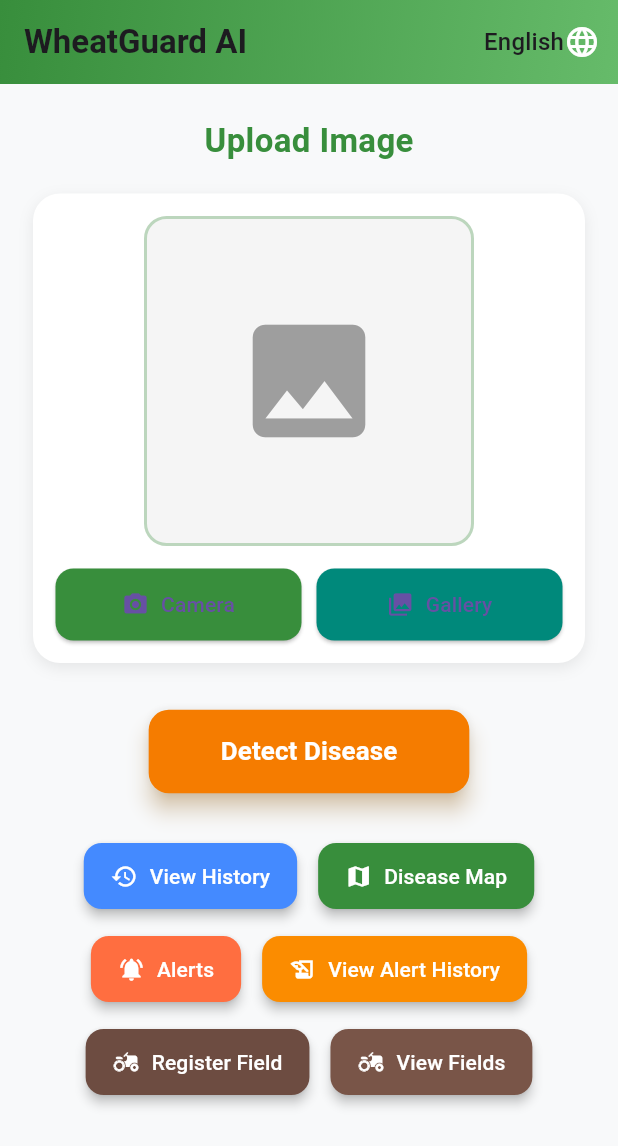
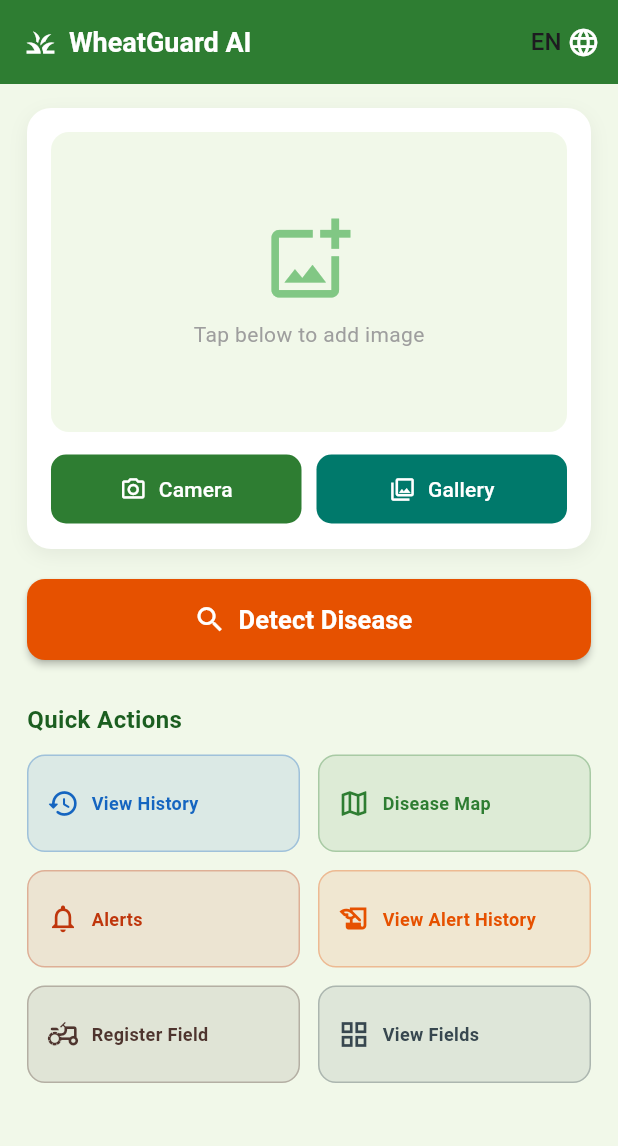
Before and after one commit to Prajwal1905/wheatguard-ai, a Flutter app: the screen it shows after launch, on a phone screen of 412 x 824 dp. Shown: the top 1146 px of the screen. Run offline on Flutter 3.47's test engine with Material 3 defaults, Android fonts, the phone set to English and light mode, and no system bars; our stand-ins replace connectivity_plus, device_info_plus, easy_localization, firebase_core, firebase_messaging, flutter_local_notifications and 14 more; missing offline and left inert: tflite_flutter; accounts and stored records are empty.

Commit message:
redesign home page UI with clean grid layout

```diff
--- a/frontend_mobile/wheat_disease_clean/lib/pages/home_page.dart
+++ b/frontend_mobile/wheat_disease_clean/lib/pages/home_page.dart
@@ -3,10 +3,12 @@ import 'package:flutter/material.dart';
 import 'package:easy_localization/easy_localization.dart';
 import 'package:image_picker/image_picker.dart';
 import 'package:hive/hive.dart';
+import 'package:geolocator/geolocator.dart';
+import 'package:intl/intl.dart';
+
 import '../services/api_service.dart';
 import 'result_page.dart';
 import 'history_page.dart';
-import 'package:geolocator/geolocator.dart';
 import 'map_page.dart';
 import 'alerts_page.dart';
 import 'alert_history_page.dart';
@@ -20,55 +22,40 @@ class HomePage extends StatefulWidget {
   State<HomePage> createState() => _HomePageState();
 }
 
-class _HomePageState extends State<HomePage>
-    with SingleTickerProviderStateMixin {
+class _HomePageState extends State<HomePage> {
   File? _selectedImage;
   bool _loading = false;
-  AnimationController? _pulseController;
+
+  static const _green = Color(0xFF2E7D32);
+  static const _orange = Color(0xFFE65100);
+  static const _bg = Color(0xFFF1F8E9);
 
   @override
   void initState() {
     super.initState();
-
-    _pulseController = AnimationController(
-      vsync: this,
-      duration: const Duration(seconds: 2),
-      lowerBound: 0.95,
-      upperBound: 1.05,
-    )..repeat(reverse: true);
-  }
-
-  @override
-  void dispose() {
-    _pulseController?.dispose();
-    super.dispose();
   }
 
   Future<void> _pickImage(ImageSource source) async {
     final picker = ImagePicker();
-    final pickedFile = await picker.pickImage(source: source, imageQuality: 85);
-
-    if (pickedFile != null) {
-      setState(() {
-        _selectedImage = File(pickedFile.path);
-      });
+    final picked = await picker.pickImage(
+      source: source,
+      imageQuality: 85,
+    );
+    if (picked != null) {
+      setState(() => _selectedImage = File(picked.path));
     }
   }
 
   Future<void> _detectDisease() async {
     if (_selectedImage == null) {
-      ScaffoldMessenger.of(
-        context,
-      ).showSnackBar(SnackBar(content: Text(tr('upload_image'))));
+      _showSnack(tr('upload_image'));
       return;
     }
 
     setState(() => _loading = true);
 
     try {
-      await Future.delayed(const Duration(milliseconds: 200));
       final langCode = context.locale.languageCode;
-
       final position = await Geolocator.getCurrentPosition(
         desiredAccuracy: LocationAccuracy.high,
       );
@@ -101,253 +88,295 @@ class _HomePageState extends State<HomePage>
         MaterialPageRoute(builder: (_) => ResultPage(result: result)),
       );
     } catch (e) {
-      ScaffoldMessenger.of(
-        context,
-      ).showSnackBar(SnackBar(content: Text("⚠️ Error: $e")));
+      _showSnack("Error: $e");
     } finally {
       setState(() => _loading = false);
     }
   }
 
+  void _showSnack(String msg) {
+    ScaffoldMessenger.of(context)
+        .showSnackBar(SnackBar(content: Text(msg)));
+  }
+
+  void _goto(Widget page) {
+    Navigator.push(context, MaterialPageRoute(builder: (_) => page));
+  }
+
   @override
   Widget build(BuildContext context) {
-    final themeColor = Colors.green.shade700;
-    final lightGreen = Colors.green.shade400;
-
     return Scaffold(
-      backgroundColor: const Color(0xFFF8F9FA),
-      appBar: AppBar(
-        automaticallyImplyLeading: false,
-        flexibleSpace: Container(
-          decoration: BoxDecoration(
-            gradient: LinearGradient(
-              colors: [themeColor, lightGreen],
-              begin: Alignment.topLeft,
-              end: Alignment.bottomRight,
+      backgroundColor: _bg,
+      appBar: _buildAppBar(),
+      body: SingleChildScrollView(
+        padding: const EdgeInsets.symmetric(horizontal: 18, vertical: 16),
+        child: Column(
+          crossAxisAlignment: CrossAxisAlignment.stretch,
+          children: [
+            _buildImageCard(),
+            const SizedBox(height: 20),
+            _buildDetectButton(),
+            const SizedBox(height: 28),
+            _buildSectionTitle("Quick Actions"),
+            const SizedBox(height: 12),
+            _buildActionsGrid(),
+          ],
         ),
       ),
+    );
+  }
+
+  AppBar _buildAppBar() {
+    return AppBar(
+      automaticallyImplyLeading: false,
+      backgroundColor: _green,
+      elevation: 0,
+      title: Row(
+        children: [
+          const Icon(Icons.grass, color: Colors.white, size: 22),
+          const SizedBox(width: 8),
+          Text(
+            tr('app_title'),
+            style: const TextStyle(
+              fontWeight: FontWeight.bold,
+              fontSize: 18,
+              color: Colors.white,
             ),
-        title: Text(
-          tr('app_title'),
-          style: const TextStyle(fontWeight: FontWeight.bold),
+          ),
+        ],
       ),
       actions: [
         Padding(
-            padding: const EdgeInsets.only(right: 12.0),
+          padding: const EdgeInsets.only(right: 12),
           child: DropdownButton<Locale>(
             value: context.locale,
             underline: const SizedBox(),
             dropdownColor: Colors.white,
-              icon: const Icon(Icons.language, color: Colors.white),
+            icon: const Icon(Icons.language, color: Colors.white, size: 22),
             items: const [
-                DropdownMenuItem(value: Locale('en'), child: Text('English')),
-                DropdownMenuItem(value: Locale('hi'), child: Text('हिन्दी')),
-                DropdownMenuItem(value: Locale('mr'), child: Text('मराठी')),
+              DropdownMenuItem(value: Locale('en'), child: Text('EN')),
+              DropdownMenuItem(value: Locale('hi'), child: Text('HI')),
+              DropdownMenuItem(value: Locale('mr'), child: Text('MR')),
             ],
-              onChanged: (locale) async {
-                await context.setLocale(locale!);
-              },
+            onChanged: (locale) => context.setLocale(locale!),
+          ),
+        ),
+      ],
+    );
+  }
+
+  Widget _buildImageCard() {
+    return Container(
+      decoration: BoxDecoration(
+        color: Colors.white,
+        borderRadius: BorderRadius.circular(16),
+        boxShadow: [
+          BoxShadow(
+            color: Colors.black.withOpacity(0.06),
+            blurRadius: 10,
+            offset: const Offset(0, 4),
+          ),
+        ],
+      ),
+      padding: const EdgeInsets.all(16),
+      child: Column(
+        children: [
+          ClipRRect(
+            borderRadius: BorderRadius.circular(12),
+            child: _selectedImage != null
+                ? Image.file(
+                    _selectedImage!,
+                    height: 200,
+                    width: double.infinity,
+                    fit: BoxFit.cover,
+                  )
+                : Container(
+                    height: 200,
+                    width: double.infinity,
+                    color: const Color(0xFFF1F8E9),
+                    child: Column(
+                      mainAxisAlignment: MainAxisAlignment.center,
+                      children: [
+                        Icon(
+                          Icons.add_photo_alternate_outlined,
+                          size: 60,
+                          color: Colors.green.shade300,
+                        ),
+                        const SizedBox(height: 10),
+                        Text(
+                          "Tap below to add image",
+                          style: TextStyle(
+                            color: Colors.grey.shade500,
+                            fontSize: 14,
                           ),
                         ),
                       ],
                     ),
-      body: SingleChildScrollView(
-        padding: const EdgeInsets.all(22),
-        child: Column(
-          crossAxisAlignment: CrossAxisAlignment.center,
-          children: [
-            Text(
-              tr('upload_image'),
-              style: TextStyle(
-                fontSize: 22,
-                fontWeight: FontWeight.bold,
-                color: themeColor,
                   ),
           ),
-            const SizedBox(height: 20),
-
-            Container(
-              decoration: BoxDecoration(
-                color: Colors.white,
-                borderRadius: BorderRadius.circular(18),
-                boxShadow: [
-                  BoxShadow(
-                    color: Colors.black.withOpacity(0.08),
-                    blurRadius: 8,
-                    offset: const Offset(0, 3),
-                  ),
-                ],
-              ),
-              padding: const EdgeInsets.all(15),
-              child: Column(
-                children: [
-                  Container(
-                    height: 220,
-                    width: 220,
-                    decoration: BoxDecoration(
-                      color: Colors.grey[100],
-                      borderRadius: BorderRadius.circular(15),
-                      border: Border.all(
-                        color: themeColor.withOpacity(0.3),
-                        width: 2,
-                      ),
-                    ),
-                    child: _selectedImage != null
-                        ? ClipRRect(
-                            borderRadius: BorderRadius.circular(15),
-                            child: Image.file(
-                              _selectedImage!,
-                              fit: BoxFit.cover,
-                            ),
-                          )
-                        : const Icon(
-                            Icons.image,
-                            size: 100,
-                            color: Colors.grey,
-                          ),
-                  ),
-                  const SizedBox(height: 15),
+          const SizedBox(height: 14),
           Row(
             children: [
               Expanded(
-                        child: ElevatedButton.icon(
-                          onPressed: () => _pickImage(ImageSource.camera),
-                          icon: const Icon(Icons.camera_alt),
-                          label: Text(tr('capture')),
-                          style: ElevatedButton.styleFrom(
-                            backgroundColor: themeColor,
-                            shape: RoundedRectangleBorder(
-                              borderRadius: BorderRadius.circular(12),
-                            ),
-                            padding: const EdgeInsets.symmetric(vertical: 14),
-                          ),
+                child: _imageButton(
+                  icon: Icons.camera_alt_outlined,
+                  label: tr('capture'),
+                  color: _green,
+                  onTap: () => _pickImage(ImageSource.camera),
                 ),
               ),
               const SizedBox(width: 10),
               Expanded(
-                        child: ElevatedButton.icon(
-                          onPressed: () => _pickImage(ImageSource.gallery),
-                          icon: const Icon(Icons.photo_library),
-                          label: Text(tr('gallery')),
-                          style: ElevatedButton.styleFrom(
-                            backgroundColor: Colors.teal.shade600,
-                            shape: RoundedRectangleBorder(
-                              borderRadius: BorderRadius.circular(12),
-                            ),
-                            padding: const EdgeInsets.symmetric(vertical: 14),
-                          ),
+                child: _imageButton(
+                  icon: Icons.photo_library_outlined,
+                  label: tr('gallery'),
+                  color: const Color(0xFF00796B),
+                  onTap: () => _pickImage(ImageSource.gallery),
                 ),
               ),
             ],
           ),
         ],
       ),
+    );
+  }
+
+  Widget _imageButton({
+    required IconData icon,
+    required String label,
+    required Color color,
+    required VoidCallback onTap,
+  }) {
+    return ElevatedButton.icon(
+      onPressed: onTap,
+      icon: Icon(icon, size: 18),
+      label: Text(label, style: const TextStyle(fontSize: 14)),
+      style: ElevatedButton.styleFrom(
+        backgroundColor: color,
+        foregroundColor: Colors.white,
+        padding: const EdgeInsets.symmetric(vertical: 13),
+        shape: RoundedRectangleBorder(
+          borderRadius: BorderRadius.circular(10),
         ),
+        elevation: 0,
+      ),
+    );
+  }
 
-            const SizedBox(height: 30),
-
-            ScaleTransition(
-              scale: _pulseController ?? const AlwaysStoppedAnimation(1.0),
-
-              child: ElevatedButton(
+  Widget _buildDetectButton() {
+    return SizedBox(
+      width: double.infinity,
+      height: 54,
+      child: ElevatedButton.icon(
         onPressed: _loading ? null : _detectDisease,
-                style: ElevatedButton.styleFrom(
-                  backgroundColor: Colors.orange.shade700,
-                  shape: RoundedRectangleBorder(
-                    borderRadius: BorderRadius.circular(14),
+        icon: _loading
+            ? const SizedBox(
+                width: 20,
+                height: 20,
+                child: CircularProgressIndicator(
+                  color: Colors.white,
+                  strokeWidth: 2,
                 ),
-                  padding: const EdgeInsets.symmetric(
-                    horizontal: 50,
-                    vertical: 16,
-                  ),
-                  elevation: 6,
-                  shadowColor: Colors.orange.shade200,
-                ),
-                child: _loading
-                    ? const CircularProgressIndicator(color: Colors.white)
-                    : Text(
-                        tr('detect_btn'),
+              )
+            : const Icon(Icons.search, size: 22),
+        label: Text(
+          _loading ? "Analyzing..." : tr('detect_btn'),
           style: const TextStyle(
-                          fontSize: 18,
+            fontSize: 17,
             fontWeight: FontWeight.bold,
-                          color: Colors.white,
           ),
         ),
+        style: ElevatedButton.styleFrom(
+          backgroundColor: _orange,
+          foregroundColor: Colors.white,
+          shape: RoundedRectangleBorder(
+            borderRadius: BorderRadius.circular(12),
+          ),
+          elevation: 2,
         ),
       ),
+    );
+  }
 
-            const SizedBox(height: 30),
+  Widget _buildSectionTitle(String title) {
+    return Text(
+      title,
+      style: const TextStyle(
+        fontSize: 16,
+        fontWeight: FontWeight.bold,
+        color: Color(0xFF1B5E20),
+      ),
+    );
+  }
 
-            Wrap(
-              spacing: 14,
-              runSpacing: 14,
-              alignment: WrapAlignment.center,
+  Widget _buildActionsGrid() {
+    final actions = [
+      _ActionItem(Icons.history_rounded, tr('view_history'),
+          const Color(0xFF1565C0), const HistoryPage()),
+      _ActionItem(Icons.map_outlined, tr('disease_map'),
+          const Color(0xFF2E7D32), const MapPage()),
+      _ActionItem(Icons.notifications_outlined, tr('alerts'),
+          const Color(0xFFBF360C), const AlertsPage()),
+      _ActionItem(Icons.history_edu_outlined, tr('view_alert_history'),
+          const Color(0xFFE65100), const AlertHistoryPage()),
+      _ActionItem(Icons.agriculture_outlined, tr('register_field_btn'),
+          const Color(0xFF4E342E), const FieldRegisterPage()),
+      _ActionItem(Icons.grid_view_outlined, tr('view_fields_btn'),
+          const Color(0xFF37474F), const FieldListPage()),
+    ];
+
+    return GridView.count(
+      crossAxisCount: 2,
+      crossAxisSpacing: 12,
+      mainAxisSpacing: 12,
+      shrinkWrap: true,
+      physics: const NeverScrollableScrollPhysics(),
+      childAspectRatio: 2.8,
+      children: actions.map((a) => _buildGridButton(a)).toList(),
+    );
+  }
+
+  Widget _buildGridButton(_ActionItem item) {
+    return InkWell(
+      onTap: () => _goto(item.page),
+      borderRadius: BorderRadius.circular(12),
+      child: Container(
+        decoration: BoxDecoration(
+          color: item.color.withOpacity(0.1),
+          borderRadius: BorderRadius.circular(12),
+          border: Border.all(
+            color: item.color.withOpacity(0.3),
+            width: 1,
+          ),
+        ),
+        padding: const EdgeInsets.symmetric(horizontal: 12, vertical: 10),
+        child: Row(
           children: [
-                _buildActionButton(
-                  Icons.history,
-                  tr('view_history'),
-                  Colors.blueAccent,
-                  const HistoryPage(),
+            Icon(item.icon, color: item.color, size: 22),
+            const SizedBox(width: 8),
+            Expanded(
+              child: Text(
+                item.label,
+                style: TextStyle(
+                  color: item.color,
+                  fontSize: 12,
+                  fontWeight: FontWeight.w600,
                 ),
-                _buildActionButton(
-                  Icons.map,
-                  tr('disease_map'),
-                  Colors.green.shade700,
-                  const MapPage(),
+                maxLines: 2,
+                overflow: TextOverflow.ellipsis,
               ),
-                _buildActionButton(
-                  Icons.notifications_active,
-                  tr('alerts'),
-                  Colors.deepOrangeAccent,
-                  const AlertsPage(),
-                ),
-                _buildActionButton(
-                  Icons.history_edu,
-                  tr('view_alert_history'),
-                  Colors.orange.shade600,
-                  const AlertHistoryPage(),
-                ),
-                _buildActionButton(
-                  Icons.agriculture_rounded,
-                  tr('register_field_btn'),
-                  Colors.brown.shade600,
-                  const FieldRegisterPage(),
-                ),
-
-                _buildActionButton(
-                  Icons.agriculture,
-                  tr('view_fields_btn'),
-                  Colors.brown,
-                  const FieldListPage(),
-                ),
-              ],
             ),
           ],
         ),
       ),
     );
   }
+}
 
-  Widget _buildActionButton(
-    IconData icon,
-    String label,
-    Color color,
-    Widget page,
-  ) {
-    return ElevatedButton.icon(
-      onPressed: () =>
-          Navigator.push(context, MaterialPageRoute(builder: (_) => page)),
-      icon: Icon(icon, color: Colors.white),
-      label: Text(
-        label,
-        style: const TextStyle(fontSize: 14, color: Colors.white),
-      ),
-      style: ElevatedButton.styleFrom(
-        backgroundColor: color,
-        shape: RoundedRectangleBorder(borderRadius: BorderRadius.circular(12)),
-        padding: const EdgeInsets.symmetric(horizontal: 18, vertical: 12),
-        elevation: 3,
-      ),
-    );
+class _ActionItem {
+  final IconData icon;
+  final String label;
+  final Color color;
+  final Widget page;
+  _ActionItem(this.icon, this.label, this.color, this.page);
 }
-}
```
Lines whose indentation alone changed are shown as unchanged.
